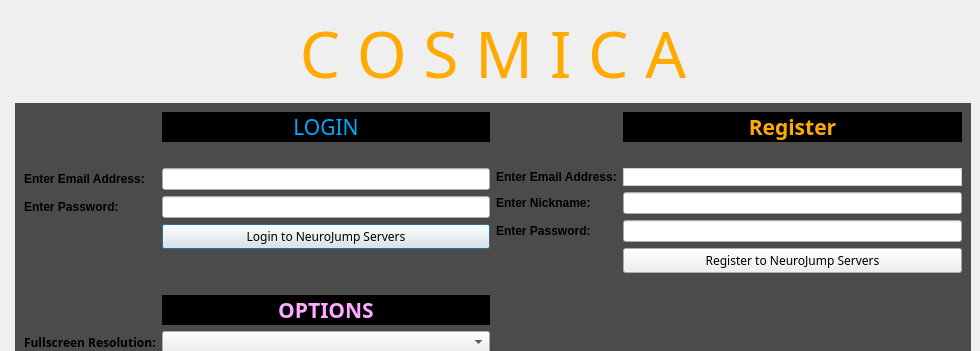
Old version of the form anw/Client/design.ui in the repository colshag/cosmica; both pictures show x 0 to 980 and y 0 to 351 of the 980 by 851 pixel window.
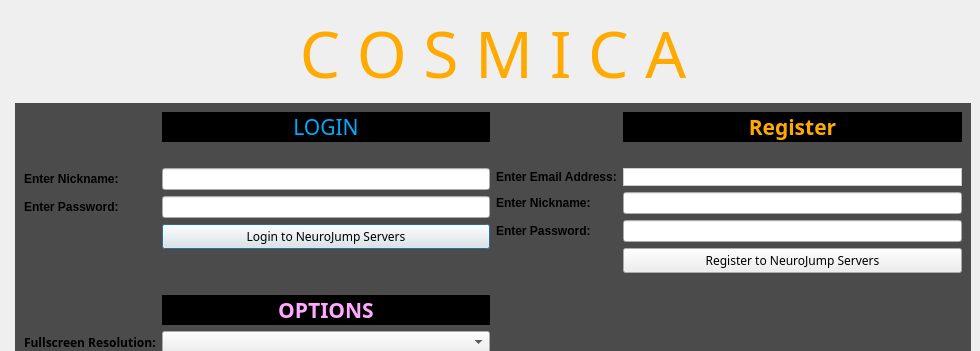
New version of the form. Icons and pictures are not drawn.

Commit message: launcher now launchers from nickname not email, players can now connect locally if hosting a game for local and remote players using connections.info text file

```diff
--- a/anw/Client/design.ui
+++ b/anw/Client/design.ui
@@ -121,12 +121,12 @@
              </font>
             </property>
             <property name="text">
-             <string>Enter Email Address:</string>
+             <string>Enter Nickname:</string>
             </property>
            </widget>
           </item>
           <item row="2" column="1">
-           <widget class="QLineEdit" name="txtEmail">
+           <widget class="QLineEdit" name="txtNickname">
             <property name="autoFillBackground">
              <bool>false</bool>
             </property>
@@ -308,7 +308,7 @@
            </widget>
           </item>
           <item row="3" column="1">
-           <widget class="QLineEdit" name="txtNickname">
+           <widget class="QLineEdit" name="txtNewNickname">
             <property name="autoFillBackground">
              <bool>false</bool>
             </property>
```
Left out of the diff: 4 changed lines with no effect on the pictures. The commit also changes 3 other files.
